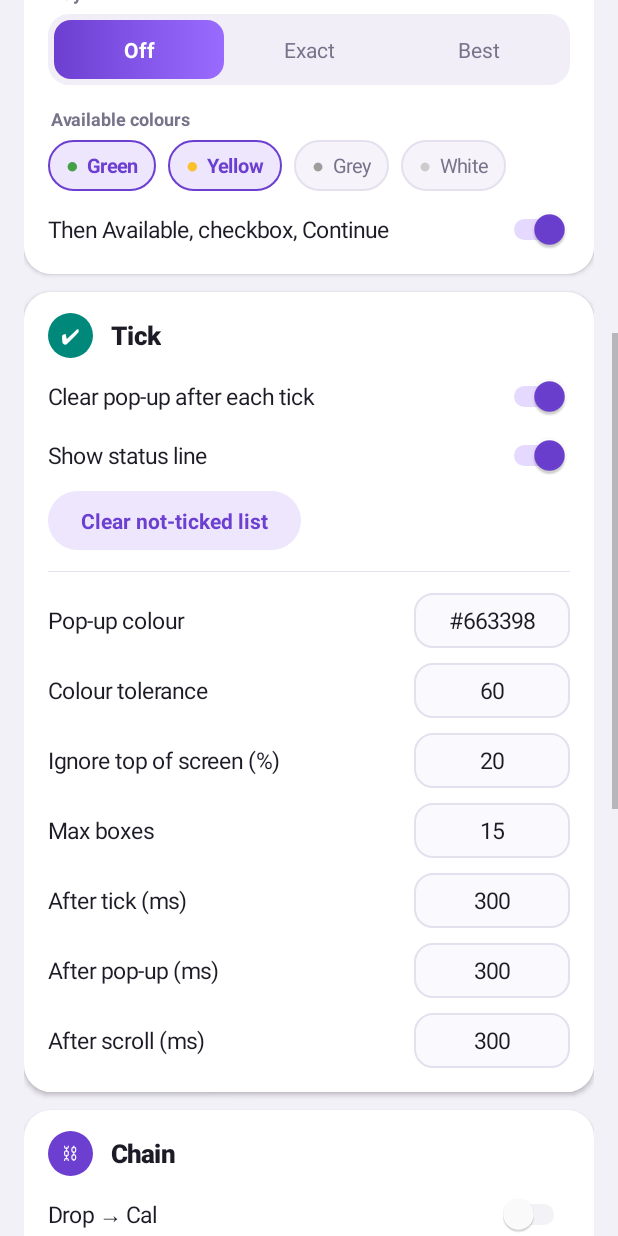
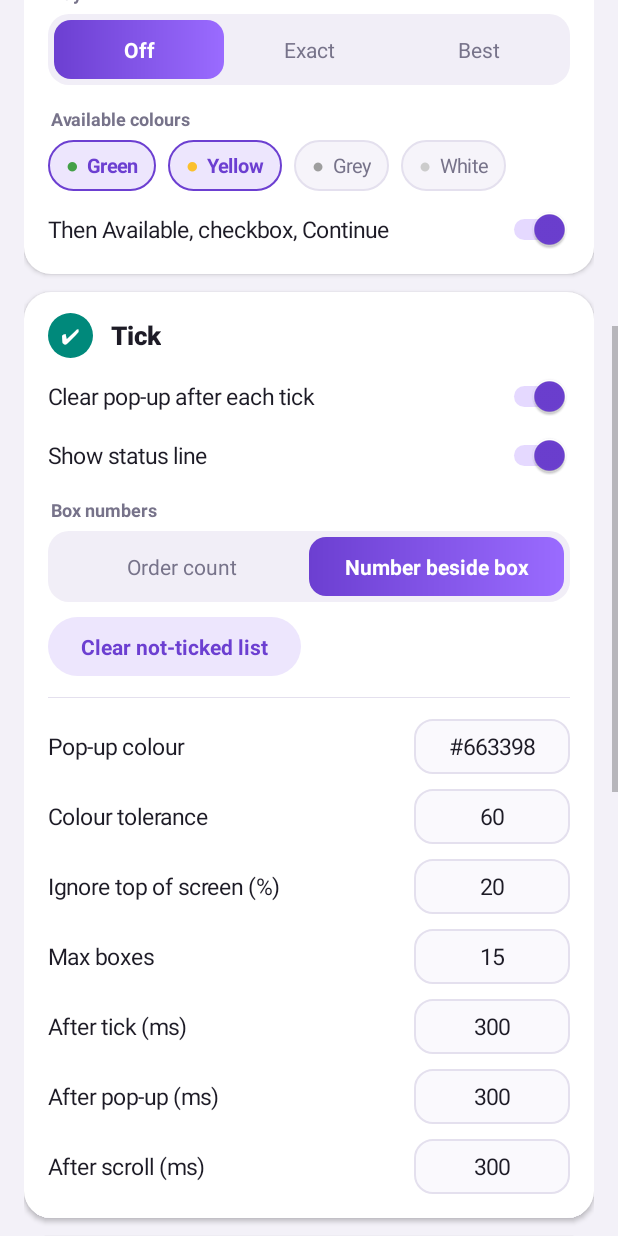
Before and after one commit to KunukuntlaGowtham/dummy, an Android app: the screen it shows after launch (MainActivity), scrolled down 576 dp, on a phone screen of 412 x 824 dp. Run offline under Robolectric (Android 15) with nearby library versions, the phone set to English and light mode, and no system bars.

Commit message:
Only B+Del; Tick -> B+Del link; both box-number modes back; reliable delete timing
- Floating column: the separate Back and Del buttons are gone, only B+Del
  (Back twice, then delete the not-ticked rows) stays.
- Chain: Tick -> B+Del (on by default) replaces Tick -> Back and
  Back -> Delete; Back -> Drop is now B+Del -> Drop.
- Tick card: Box numbers "Order count" or "Number beside box" (default)
  again. Order count also feeds the not-ticked list B+Del uses.
- Delete works as before again: the screenshot is always read with OCR,
  and if the confirm box isn't in the page's text within 800 ms,
  screenshots are read for it up to 3 times as before. The card-gone
  check starts sooner (400 ms) but keeps looking longer than before.

Co-Authored-By: Claude Opus 5.5 <noreply@anthropic.com>
Claude-Session: https://claude.ai/code/session_01P9MzmG9Fx7h5qNJPMM9pNV

```diff
--- a/app/src/main/java/com/kunukuntla/dropdownpicker/Keywords.java
+++ b/app/src/main/java/com/kunukuntla/dropdownpicker/Keywords.java
@@ -57,14 +57,13 @@ final class Keywords {
     /** Links between the buttons: each starts the next one 1 s after it finishes. */
     static final String CHAIN_DROP_CAL = "chain_drop_cal";
     static final String CHAIN_CAL_TICK = "auto_tick"; // the earlier "Tick after Continue" switch
-    static final String CHAIN_TICK_BACK = "chain_tick_back";
+    /** On by default: after Tick, B+Del (Back twice, then delete the not-ticked rows). */
+    static final String CHAIN_TICK_BDEL = "chain_tick_bdel";
     static final String CHAIN_BACK_DROP = "chain_back_drop";
-    /** On by default: after Back (twice), delete the not-ticked rows. */
-    static final String CHAIN_BACK_DELETE = "chain_back_delete";
 
     static boolean loadChain(Context context, String link) {
         return prefs(context).getBoolean(link,
-                CHAIN_CAL_TICK.equals(link) || CHAIN_BACK_DELETE.equals(link));
+                CHAIN_CAL_TICK.equals(link) || CHAIN_TICK_BDEL.equals(link));
     }
 
     static void saveChain(Context context, String link, boolean on) {
--- a/app/src/main/java/com/kunukuntla/dropdownpicker/MainActivity.java
+++ b/app/src/main/java/com/kunukuntla/dropdownpicker/MainActivity.java
@@ -112,6 +112,10 @@ public class MainActivity extends Activity {
                 on -> tickPrefs(e -> e.putBoolean("tapColour", on))));
         tick.addView(toggle("Show status line", tp.getBoolean("showStatus", true),
                 on -> tickPrefs(e -> e.putBoolean("showStatus", on))));
+        tick.addView(label("Box numbers"));
+        tick.addView(segmented(new String[] {"Order count", "Number beside box"}, new int[] {0, 1},
+                tp.getBoolean("rowNumbers", true) ? 1 : 0,
+                v -> tickPrefs(e -> e.putBoolean("rowNumbers", v == 1))));
         View clearRows = pillButton("Clear not-ticked list", false, v -> {
             tickPrefs(e -> e.remove(CheckboxService.FAILED_ROWS));
             Toast.makeText(this, "Not-ticked list cleared", Toast.LENGTH_SHORT).show();
@@ -137,9 +141,8 @@ public class MainActivity extends Activity {
         LinearLayout chain = card(body, "⛓", "Chain", 0xFF6C3FD1);
         String[][] links = {{Keywords.CHAIN_DROP_CAL, "Drop → Cal"},
                 {Keywords.CHAIN_CAL_TICK, "Cal → Tick (after Continue)"},
-                {Keywords.CHAIN_TICK_BACK, "Tick → Back"},
-                {Keywords.CHAIN_BACK_DELETE, "Back (twice) → Delete not-ticked"},
-                {Keywords.CHAIN_BACK_DROP, "Back → Drop"}};
+                {Keywords.CHAIN_TICK_BDEL, "Tick → B+Del (Back twice, delete not-ticked)"},
+                {Keywords.CHAIN_BACK_DROP, "B+Del → Drop"}};
         for (String[] link : links) {
             chain.addView(toggle(link[1], Keywords.loadChain(this, link[0]),
                     on -> Keywords.saveChain(this, link[0], on)));
@@ -164,7 +167,7 @@ public class MainActivity extends Activity {
 
         // Delete: the not-ticked rows, each by the dustbin on its number's line
         LinearLayout del = card(body, "🗑", "Delete", 0xFFC62828);
-        del.addView(numberRow("Wait for confirm box (ms)", tp.getInt("delWaitMs", 500), "delWaitMs", 0, 10000));
+        del.addView(numberRow("Wait for confirm box (ms)", tp.getInt("delWaitMs", 800), "delWaitMs", 0, 10000));
         del.addView(numberRow("Before checking (ms)", tp.getInt("delCheckMs", 400), "delCheckMs", 0, 10000));
         del.addView(numberRow("Max deletes", tp.getInt("maxDeletes", 20), "maxDeletes", 1, 500));
 
```
Also changed, not shown: app/src/main/java/com/example/checkboxticker/CheckboxService.kt (+11 -7 lines), app/src/main/java/com/kunukuntla/dropdownpicker/PickerService.java (+27 -47 lines).
